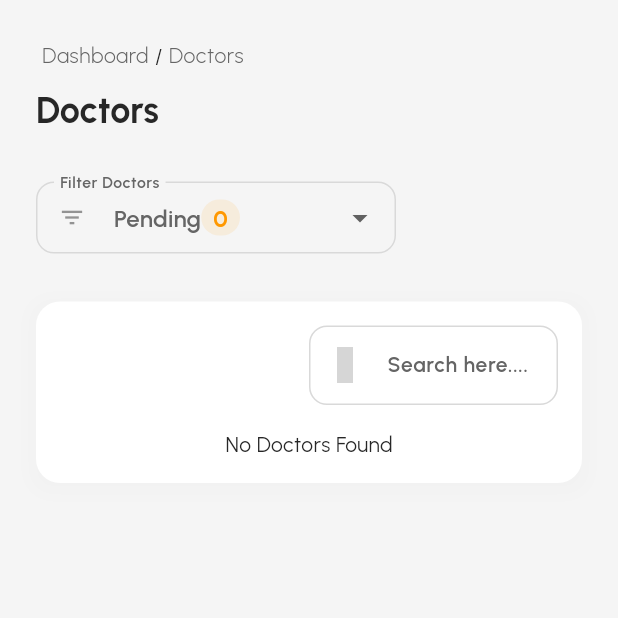
After one commit to aashish1205/adaroapp_admin_panel, a Flutter app: the DoctorsDesktopScreen screen opened directly, on a phone screen of 412 x 824 dp, the top half of it. The commit adds this screen. Run offline on Flutter 3.47's test engine with Material 3 defaults, Android fonts, the phone set to English and light mode, and no system bars; our stand-ins replace cached_network_image, cloud_firestore, connectivity_plus, data_table_2, firebase_auth, firebase_core and 10 more; missing offline and left inert: clipboard, dart:html, dart:js_interop, flutter_dropzone; accounts and stored records are empty; project files that could hold a hidden picture were left out; grey boxes are pictures that could not be loaded.

Commit message:
Doctor Screen Added

```diff
--- a/lib/common/widgets/tables/table_header.dart
+++ b/lib/common/widgets/tables/table_header.dart
@@ -10,6 +10,7 @@ class TTableHeader extends StatelessWidget {
     this.searchController,
     this.searchOnChanged,
     this.showLeftWidget = true,
+    this.leftWidget,
   });
 
 
@@ -19,6 +20,8 @@ class TTableHeader extends StatelessWidget {
   final bool showLeftWidget;
   final TextEditingController? searchController;
   final Function(String)? searchOnChanged;
+
+  final dynamic leftWidget;
 
   @override
   Widget build(BuildContext context) {
--- a/lib/features/shop/controllers/doctors/doctors_controller.dart
+++ b/lib/features/shop/controllers/doctors/doctors_controller.dart
@@ -1,13 +1,22 @@
 import 'package:cloud_firestore/cloud_firestore.dart';
 import 'package:flutter/material.dart';
 import 'package:get/get.dart';
-import 'package:get/get_state_manager/src/simple/get_controllers.dart';
-
 
 class DoctorsController extends GetxController {
   final firestore = FirebaseFirestore.instance;
 
+  /// All doctors
   final doctors = [].obs;
+
+  /// 🔥 Selected Filter
+  final selectedStatus = 'pending'.obs;
+
+  /// 🔍 Search
+  final searchText = ''.obs;
+  final searchTextController = TextEditingController();
+
+  /// ⏳ Loading
+  final isLoading = false.obs;
 
   @override
   void onInit() {
@@ -15,47 +24,102 @@ class DoctorsController extends GetxController {
     super.onInit();
   }
 
+  /// Fetch all doctors
   Future<void> fetchDoctors() async {
-    final snapshot = await firestore.collection('users').get();
-    doctors.value = snapshot.docs;
+    try {
+      isLoading.value = true;
+
+      final snapshot = await firestore.collection('users').get();
+      doctors.value = snapshot.docs;
+
+    } catch (e) {
+      print("Error fetching doctors: $e");
+    } finally {
+      isLoading.value = false;
+    }
   }
 
-  List getDoctorsByStatus(String status) {
-    if (status == 'pending') {
-      return doctors.where((d) =>
-      d['role'] == 'doctor' &&
-          d['isApproved'] == false &&
-          (d['isRejected'] ?? false) == false).toList();
-    }
+  /// 🔥 Filter + Search combined
+  List get filteredDoctors {
+    return doctors.where((d) {
+      final isDoctor = d['role'] == 'doctor';
 
-    if (status == 'approved') {
-      return doctors.where((d) =>
-      d['role'] == 'doctor' &&
-          d['isApproved'] == true).toList();
-    }
+      final isPending =
+          d['isApproved'] == false && (d['isRejected'] ?? false) == false;
 
-    if (status == 'rejected') {
-      return doctors.where((d) =>
-      d['role'] == 'doctor' &&
-          (d['isRejected'] ?? false) == true).toList();
-    }
+      final isApproved = d['isApproved'] == true;
 
-    return [];
+      final isRejected = (d['isRejected'] ?? false) == true;
+
+      /// ✅ HANDLE STATUS
+      bool statusMatch = switch (selectedStatus.value) {
+        'all' => true,
+        'pending' => isPending,
+        'approved' => isApproved,
+        'rejected' => isRejected,
+        _ => false,
+      };
+
+      /// 🔍 Search filter
+      final query = searchText.value.toLowerCase();
+
+      final matchesSearch =
+          (d['name'] ?? '').toString().toLowerCase().contains(query) ||
+              (d['email'] ?? '').toString().toLowerCase().contains(query);
+
+      return isDoctor && statusMatch && matchesSearch;
+    }).toList();
   }
 
+  /// 🔍 Search handler
+  void searchQuery(String query) {
+    searchText.value = query;
+  }
+
+  int get pendingCount => doctors.where((d) =>
+  d['role'] == 'doctor' &&
+      d['isApproved'] == false &&
+      (d['isRejected'] ?? false) == false).length;
+
+  int get approvedCount => doctors.where((d) =>
+  d['role'] == 'doctor' &&
+      d['isApproved'] == true).length;
+
+  int get rejectedCount => doctors.where((d) =>
+  d['role'] == 'doctor' &&
+      (d['isRejected'] ?? false) == true).length;
+
+  int get allDoctorsCount =>
+      doctors.where((d) => d['role'] == 'doctor').length;
+
+  /// ✅ Approve doctor
   Future<void> approveDoctor(String id) async {
     await firestore.collection('users').doc(id).update({
       'isApproved': true,
       'isRejected': false,
     });
-    fetchDoctors();
+
+    /// Update locally (no refetch)
+    final index = doctors.indexWhere((d) => d.id == id);
+    if (index != -1) {
+      doctors[index]['isApproved'] = true;
+      doctors[index]['isRejected'] = false;
+      doctors.refresh();
+    }
   }
 
+  /// ❌ Reject doctor
   Future<void> rejectDoctor(String id) async {
     await firestore.collection('users').doc(id).update({
       'isApproved': false,
       'isRejected': true,
     });
-    fetchDoctors();
+
+    final index = doctors.indexWhere((d) => d.id == id);
+    if (index != -1) {
+      doctors[index]['isApproved'] = false;
+      doctors[index]['isRejected'] = true;
+      doctors.refresh();
+    }
   }
 }
--- /dev/null
+++ b/lib/features/shop/screens/doctors/all_doctors/responsive_screens/doctors_desktop.dart
@@ -0,0 +1,125 @@
+import 'package:adaroapp_admin_panel/features/shop/controllers/doctors/doctors_controller.dart';
+import 'package:flutter/material.dart';
+import 'package:get/get.dart';
+import 'package:get/get_core/src/get_main.dart';
+import 'package:get/get_state_manager/src/rx_flutter/rx_obx_widget.dart';
+
+import '../../../../../../common/widgets/breadcrumbs/breadcrumb_with_heading.dart';
+import '../../../../../../common/widgets/containers/rounded_container.dart';
+import '../../../../../../common/widgets/loaders/loader_animation.dart';
+import '../../../../../../common/widgets/tables/table_header.dart';
+import '../../../../../../utils/constants/sizes.dart';
+import '../../../../controllers/order/order_controller.dart';
+import '../../../order/all_orders/table/data_table.dart';
+import '../table/doctors_table.dart';
+
+class DoctorsDesktopScreen extends StatelessWidget {
+  const DoctorsDesktopScreen({super.key});
+
+  @override
+  Widget build(BuildContext context) {
+    final controller = Get.put(DoctorsController());
+
+    return Scaffold(
+      body: SingleChildScrollView(
+        child: Padding(
+          padding: EdgeInsets.all(TSizes.defaultSpace),
+          child: Column(
+            crossAxisAlignment: CrossAxisAlignment.start,
+            children: [
+
+              /// 🔹 Breadcrumb
+              TBreadCrumbsWithHeading(
+                heading: 'Doctors',
+                breadcrumbItems: ['Doctors'],
+              ),
+
+              SizedBox(height: TSizes.spaceBtwSections),
+
+              /// 🔥 FILTER DROPDOWN (OUTSIDE TABLE)
+              Obx(() => SizedBox(
+                width: 240,
+                child: DropdownButtonFormField<String>(
+                  value: controller.selectedStatus.value,
+                  decoration: const InputDecoration(
+                    labelText: 'Filter Doctors',
+
+                    border: OutlineInputBorder(),
+                    prefixIcon: Icon(Icons.filter_list),
+                    isDense: true,
+                  ),
+                  items: [
+                    _dropdownItem("All Doctors", "all", controller.allDoctorsCount, Colors.blue),
+                    _dropdownItem("Pending", "pending", controller.pendingCount, Colors.orange),
+                    _dropdownItem("Approved", "approved", controller.approvedCount, Colors.green),
+                    _dropdownItem("Rejected", "rejected", controller.rejectedCount, Colors.red),
+                  ],
+                  onChanged: (value) {
+                    if (value != null) controller.selectedStatus.value = value;
+                  },
+                ),
+              )),
+
+              SizedBox(height: TSizes.spaceBtwSections),
+
+              /// 🔹 Table Container
+              TRoundedContainer(
+                child: Column(
+                  children: [
+
+                    /// 🔹 Table Header (ONLY search now)
+                    TTableHeader(
+                      showLeftWidget: false,
+                      searchController: controller.searchTextController,
+                      searchOnChanged: controller.searchQuery,
+                    ),
+
+                    const SizedBox(height: TSizes.spaceBtwItems),
+
+                    /// 🔥 Table
+                    Obx(() {
+                      if (controller.isLoading.value) {
+                        return const TLoaderAnimation();
+                      }
+
+                      return const DoctorsTable();
+                    }),
+                  ],
+                ),
+              ),
+            ],
+          ),
+        ),
+      ),
+    );
+  }
+
+  DropdownMenuItem<String> _dropdownItem(
+      String title, String value, int count, Color color) {
+    return DropdownMenuItem(
+      value: value,
+      child: Row(
+        mainAxisAlignment: MainAxisAlignment.spaceBetween,
+        crossAxisAlignment: CrossAxisAlignment.center,
+        children: [
+          Text(title),
+
+          Container(
+            padding: const EdgeInsets.symmetric(horizontal: 8, vertical: 0),
+            decoration: BoxDecoration(
+              color: color.withOpacity(0.1),
+              borderRadius: BorderRadius.circular(12),
+            ),
+            child: Text(
+              count.toString(),
+              style: TextStyle(
+                color: color,
+                fontWeight: FontWeight.bold,
+              ),
+            ),
+          ),
+        ],
+      ),
+    );
+  }
+}
```
Also changed, not shown: lib/features/shop/screens/doctors/all_doctors/doctors_screen.dart (+8 -29 lines), lib/features/shop/screens/doctors/all_doctors/responsive_screens/doctors_mobile.dart (added, +10 -0 lines), lib/features/shop/screens/doctors/all_doctors/responsive_screens/doctors_tablet.dart (added, +10 -0 lines), lib/features/shop/screens/doctors/all_doctors/table/doctors_table.dart (renamed from lib/features/shop/screens/doctors/all_doctors/widgets/doctors_table.dart, +45 -14 lines).
